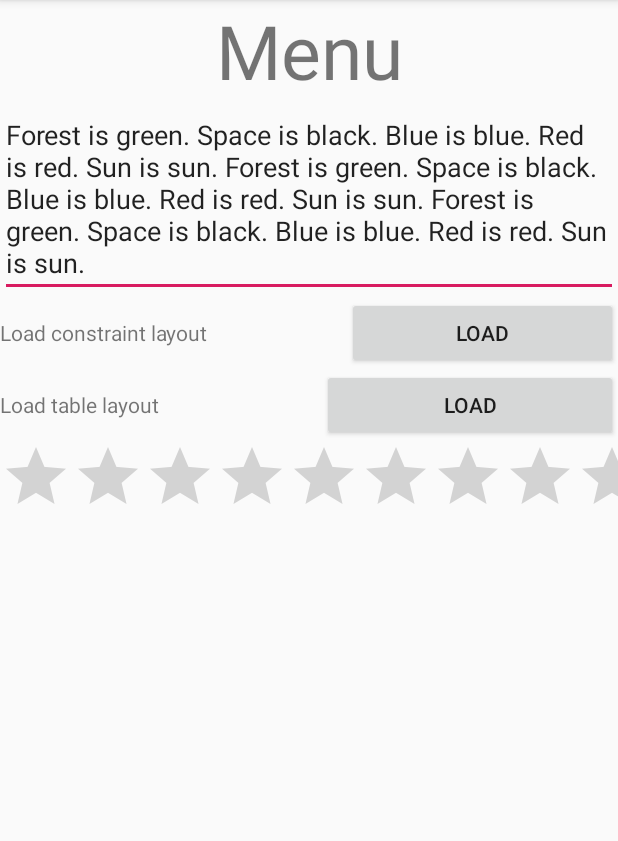
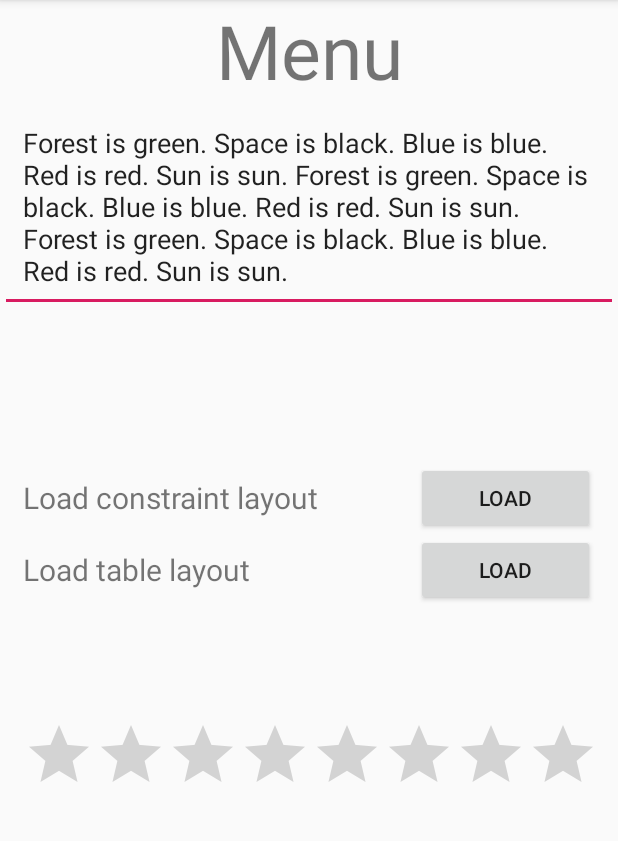
Before and after one commit to erhed/android-exploring-layouts, an Android app: the screen it shows after launch (MainActivity), on a phone screen of 412 x 824 dp, the part 84-925 px from its top. Run offline under Robolectric (Android 15) with nearby library versions, the phone set to English and light mode, and no system bars.

```diff
--- a/app/src/main/java/se/maj7/exploringlayouts1/MainActivity.java
+++ b/app/src/main/java/se/maj7/exploringlayouts1/MainActivity.java
@@ -10,6 +10,11 @@ public class MainActivity extends AppCompatActivity {
     protected void onCreate(Bundle savedInstanceState) {
         super.onCreate(savedInstanceState);
         setContentView(R.layout.main_menu);
+
+    }
+
+    void loadMenuLayout(View v) {
+        setContentView(R.layout.main_menu);
     }
 
     void loadConstraintLayout(View v) {
--- a/app/src/main/res/layout/main_menu.xml
+++ b/app/src/main/res/layout/main_menu.xml
@@ -16,9 +16,11 @@
         android:id="@+id/editText"
         android:layout_width="match_parent"
         android:layout_height="wrap_content"
+        android:layout_marginBottom="100sp"
         android:ems="10"
         android:gravity="start|top"
         android:inputType="textMultiLine"
+        android:padding="15sp"
         android:text="Forest is green. Space is black. Blue is blue. Red is red. Sun is sun. Forest is green. Space is black. Blue is blue. Red is red. Sun is sun. Forest is green. Space is black. Blue is blue. Red is red. Sun is sun." />
 
     <LinearLayout
@@ -28,16 +30,21 @@
 
         <TextView
             android:id="@+id/textView2"
-            android:layout_width="wrap_content"
+            android:layout_width="0dp"
             android:layout_height="wrap_content"
-            android:layout_weight="1"
-            android:text="Load constraint layout" />
+            android:layout_gravity="center_vertical"
+            android:layout_weight=".7"
+            android:paddingLeft="15sp"
+            android:text="Load constraint layout"
+            android:textSize="20sp" />
 
         <Button
-            android:id="@+id/button"
-            android:layout_width="wrap_content"
+            android:id="@+id/load1"
+            android:layout_width="0dp"
             android:layout_height="wrap_content"
-            android:layout_weight="1"
+            android:layout_marginRight="15sp"
+            android:layout_weight=".3"
+            android:onClick="loadConstraintLayout"
             android:text="LOAD" />
     </LinearLayout>
 
@@ -48,22 +55,30 @@
 
         <TextView
             android:id="@+id/textView3"
-            android:layout_width="wrap_content"
+            android:layout_width="0dp"
             android:layout_height="wrap_content"
-            android:layout_weight="1"
-            android:text="Load table layout" />
+            android:layout_gravity="center_vertical"
+            android:layout_weight=".7"
+            android:paddingLeft="15sp"
+            android:text="Load table layout"
+            android:textSize="20sp" />
 
         <Button
-            android:id="@+id/button2"
-            android:layout_width="wrap_content"
+            android:id="@+id/load2"
+            android:layout_width="0dp"
             android:layout_height="wrap_content"
-            android:layout_weight="1"
+            android:layout_marginRight="15sp"
+            android:layout_weight=".3"
+            android:onClick="loadTableLayout"
             android:text="LOAD" />
     </LinearLayout>
 
     <RatingBar
         android:id="@+id/ratingBar"
         android:layout_width="match_parent"
-        android:layout_height="wrap_content" />
+        android:layout_height="wrap_content"
+        android:layout_marginLeft="15sp"
+        android:layout_marginTop="75sp"
+        android:layout_marginRight="15sp" />
 
 </LinearLayout>
```
Also changed, not shown: app/src/main/res/layout/activity_main.xml (+42 -5 lines), app/src/main/res/layout/my_table_layout.xml (+106 -1 lines).
